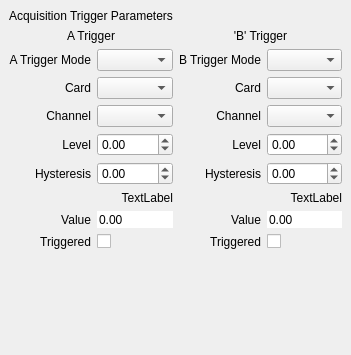
Before: the Qt Designer form source/qxrdacquisitiontriggerdialog.ui in guyjennings/qxrd, drawn with Qt 5.
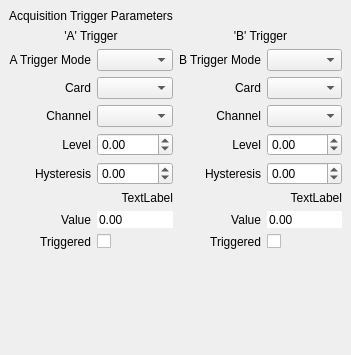
After: the same form once the commit is applied.

Commit message: Add a 'none' menu item to the trigger 'card' control

Patch:
```diff
--- a/source/qxrdacquisitiontriggerdialog.ui
+++ b/source/qxrdacquisitiontriggerdialog.ui
@@ -101,7 +101,7 @@
     <item row="1" column="0" colspan="2">
      <widget class="QLabel" name="label_10">
       <property name="text">
-       <string>A Trigger</string>
+       <string>'A' Trigger</string>
       </property>
       <property name="alignment">
        <set>Qt::AlignCenter</set>
```
The commit also changes 1 other file.
